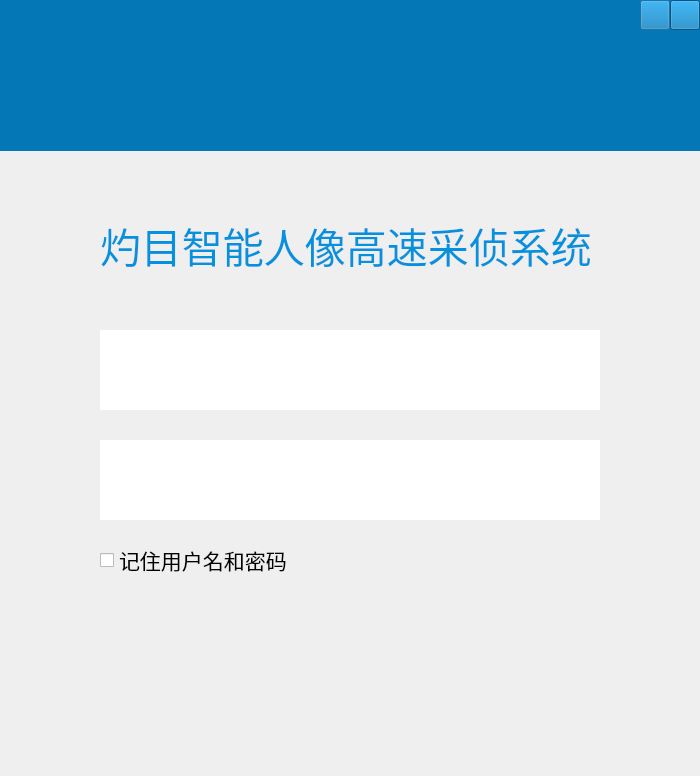
zhangjianscc/ZMClient, file UIModule/logindialog.ui: the form before one commit.
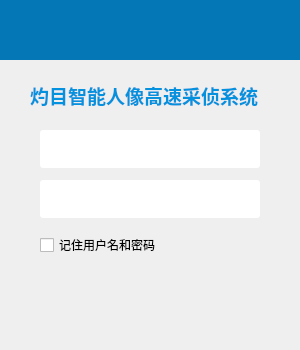
The form after the commit. Icons and pictures are not drawn.

Commit message: 完善登录对话框界面

Diff of the .ui file:
```diff
--- a/UIModule/logindialog.ui
+++ b/UIModule/logindialog.ui
@@ -6,85 +6,59 @@
    <rect>
     <x>0</x>
     <y>0</y>
-    <width>700</width>
-    <height>776</height>
+    <width>300</width>
+    <height>350</height>
    </rect>
   </property>
   <property name="windowTitle">
    <string>Dialog</string>
   </property>
-  <widget class="QWidget" name="widget" native="true">
+  <property name="windowOpacity">
+   <double>1.000000000000000</double>
+  </property>
+  <widget class="QWidget" name="widget_2" native="true">
    <property name="geometry">
     <rect>
      <x>0</x>
      <y>0</y>
-     <width>700</width>
-     <height>151</height>
+     <width>300</width>
+     <height>350</height>
     </rect>
    </property>
-   <property name="styleSheet">
-    <string notr="true">background-color: rgb(4, 119, 182);
-border-radius-top-right: 15px</string>
-   </property>
-   <widget class="QPushButton" name="m_btnMinimize">
+   <widget class="QLineEdit" name="m_editUserKey">
     <property name="geometry">
      <rect>
-      <x>640</x>
-      <y>0</y>
-      <width>30</width>
-      <height>30</height>
+      <x>40</x>
+      <y>180</y>
+      <width>220</width>
+      <height>38</height>
      </rect>
     </property>
-    <property name="styleSheet">
-     <string notr="true">border-image: url(:/images/mouseenter-01.png);</string>
+    <property name="font">
+     <font>
+      <family>新宋体</family>
+      <pointsize>16</pointsize>
+     </font>
     </property>
-    <property name="text">
-     <string/>
-    </property>
-   </widget>
-   <widget class="QPushButton" name="m_btnClose">
-    <property name="geometry">
-     <rect>
-      <x>670</x>
-      <y>0</y>
-      <width>30</width>
-      <height>30</height>
-     </rect>
-    </property>
-    <property name="styleSheet">
-     <string notr="true">border-image: url(:/images/mouseenter03.png);</string>
-    </property>
-    <property name="text">
-     <string/>
-    </property>
-   </widget>
-   <widget class="QLabel" name="m_labelLogo">
-    <property name="geometry">
-     <rect>
-      <x>190</x>
-      <y>20</y>
-      <width>361</width>
-      <height>101</height>
-     </rect>
-    </property>
-    <property name="text">
-     <string/>
-    </property>
-    <property name="pixmap">
-     <pixmap resource="../images.qrc">:/images/登录界面logo.png</pixmap>
-    </property>
-    <property name="scaledContents">
+    <property name="autoFillBackground">
      <bool>false</bool>
     </property>
-   </widget>
+    <property name="styleSheet">
+     <string notr="true">border-image: url(:/images/textbox.png);
+border:0px;
+border-radius: 3px</string>
+    </property>
+    <property name="echoMode">
+     <enum>QLineEdit::Password</enum>
+    </property>
   </widget>
   <widget class="QLabel" name="label">
    <property name="geometry">
     <rect>
-     <x>100</x>
-     <y>210</y>
-     <width>500</width>
-     <height>71</height>
+      <x>30</x>
+      <y>80</y>
+      <width>251</width>
+      <height>31</height>
     </rect>
    </property>
    <property name="palette">
@@ -126,75 +100,46 @@
    </property>
    <property name="font">
     <font>
-     <family>黑体</family>
-     <pointsize>31</pointsize>
-     <weight>50</weight>
-     <bold>false</bold>
+      <family>等线 Light</family>
+      <pointsize>14</pointsize>
+      <weight>75</weight>
+      <bold>true</bold>
     </font>
    </property>
    <property name="text">
     <string>灼目智能人像高速采侦系统</string>
    </property>
   </widget>
-  <widget class="QLineEdit" name="m_editUserName">
+   <widget class="QPushButton" name="m_btnLogin">
    <property name="geometry">
     <rect>
-     <x>100</x>
-     <y>330</y>
-     <width>500</width>
-     <height>80</height>
-    </rect>
-   </property>
-   <property name="font">
-    <font>
-     <family>新宋体</family>
-     <pointsize>16</pointsize>
-    </font>
-   </property>
-   <property name="styleSheet">
-    <string notr="true">border-image: url(:/images/textbox.png);
-border:0px;</string>
-   </property>
-   <property name="inputMethodHints">
-    <set>Qt::ImhHiddenText</set>
-   </property>
-  </widget>
-  <widget class="QLineEdit" name="m_editUserKey">
-   <property name="geometry">
-    <rect>
-     <x>100</x>
-     <y>440</y>
-     <width>500</width>
-     <height>80</height>
-    </rect>
-   </property>
-   <property name="font">
-    <font>
-     <family>新宋体</family>
-     <pointsize>16</pointsize>
-    </font>
+      <x>40</x>
+      <y>280</y>
+      <width>220</width>
+      <height>40</height>
+     </rect>
    </property>
    <property name="autoFillBackground">
     <bool>false</bool>
    </property>
    <property name="styleSheet">
-    <string notr="true">border-image: url(:/images/textbox.png);
-border:0px;</string>
+     <string notr="true">border-image:url(://images//login-btn.png);
+border:0px</string>
    </property>
   </widget>
   <widget class="QCheckBox" name="m_checkBoxRemenber">
    <property name="geometry">
     <rect>
-     <x>100</x>
-     <y>530</y>
-     <width>500</width>
-     <height>60</height>
+      <x>40</x>
+      <y>230</y>
+      <width>220</width>
+      <height>30</height>
     </rect>
    </property>
    <property name="font">
     <font>
-     <family>新宋体</family>
-     <pointsize>16</pointsize>
+      <family>微软雅黑</family>
+      <pointsize>9</pointsize>
     </font>
    </property>
    <property name="autoFillBackground">
@@ -211,22 +156,101 @@
     <bool>false</bool>
    </property>
   </widget>
-  <widget class="QPushButton" name="m_btnLogin">
+   <widget class="QLineEdit" name="m_editUserName">
    <property name="geometry">
     <rect>
-     <x>90</x>
-     <y>630</y>
-     <width>510</width>
-     <height>90</height>
+      <x>40</x>
+      <y>130</y>
+      <width>220</width>
+      <height>38</height>
+     </rect>
+    </property>
+    <property name="font">
+     <font>
+      <family>新宋体</family>
+      <pointsize>16</pointsize>
+     </font>
+    </property>
+    <property name="styleSheet">
+     <string notr="true">border-image: url(:/images/textbox.png);
+border:0px;
+border-radius: 3px</string>
+    </property>
+    <property name="inputMethodHints">
+     <set>Qt::ImhHiddenText</set>
+    </property>
+   </widget>
+   <widget class="QWidget" name="widget" native="true">
+    <property name="geometry">
+     <rect>
+      <x>0</x>
+      <y>0</y>
+      <width>300</width>
+      <height>60</height>
+     </rect>
+    </property>
+    <property name="styleSheet">
+     <string notr="true">background-color: rgb(4, 119, 182);
+border-bottom-left-radius: 0px;
+border-bottom-right-radius: 0px</string>
+    </property>
+    <widget class="QPushButton" name="m_btnMinimize">
+     <property name="geometry">
+      <rect>
+       <x>260</x>
+       <y>0</y>
+       <width>20</width>
+       <height>20</height>
+      </rect>
+     </property>
+     <property name="styleSheet">
+      <string notr="true">border-image: url(:/images/mouseenter-01.png);
+QPushButton::hover{border-image:url(:/images/mouseenter-02.png)};
+QPushButton::pressed{border-image:url(:/images//mouseenter-02.png)}</string>
+     </property>
+     <property name="text">
+      <string/>
+     </property>
+    </widget>
+    <widget class="QPushButton" name="m_btnClose">
+     <property name="geometry">
+      <rect>
+       <x>280</x>
+       <y>0</y>
+       <width>20</width>
+       <height>20</height>
     </rect>
    </property>
    <property name="autoFillBackground">
     <bool>false</bool>
    </property>
    <property name="styleSheet">
-    <string notr="true">border-image:url(://images//login-btn.png);
-border:0px</string>
-   </property>
+      <string notr="true">border-image: url(:/images/mouseenter03.png);</string>
+     </property>
+     <property name="text">
+      <string/>
+     </property>
+    </widget>
+    <widget class="QLabel" name="m_labelLogo">
+     <property name="geometry">
+      <rect>
+       <x>50</x>
+       <y>10</y>
+       <width>170</width>
+       <height>40</height>
+      </rect>
+     </property>
+     <property name="text">
+      <string/>
+     </property>
+     <property name="pixmap">
+      <pixmap resource="../images.qrc">:/images/登录界面logo.png</pixmap>
+     </property>
+     <property name="scaledContents">
+      <bool>true</bool>
+     </property>
+    </widget>
+   </widget>
   </widget>
  </widget>
  <resources>
```
Lines whose indentation alone changed are shown as unchanged. The commit also changes 7 other files.
